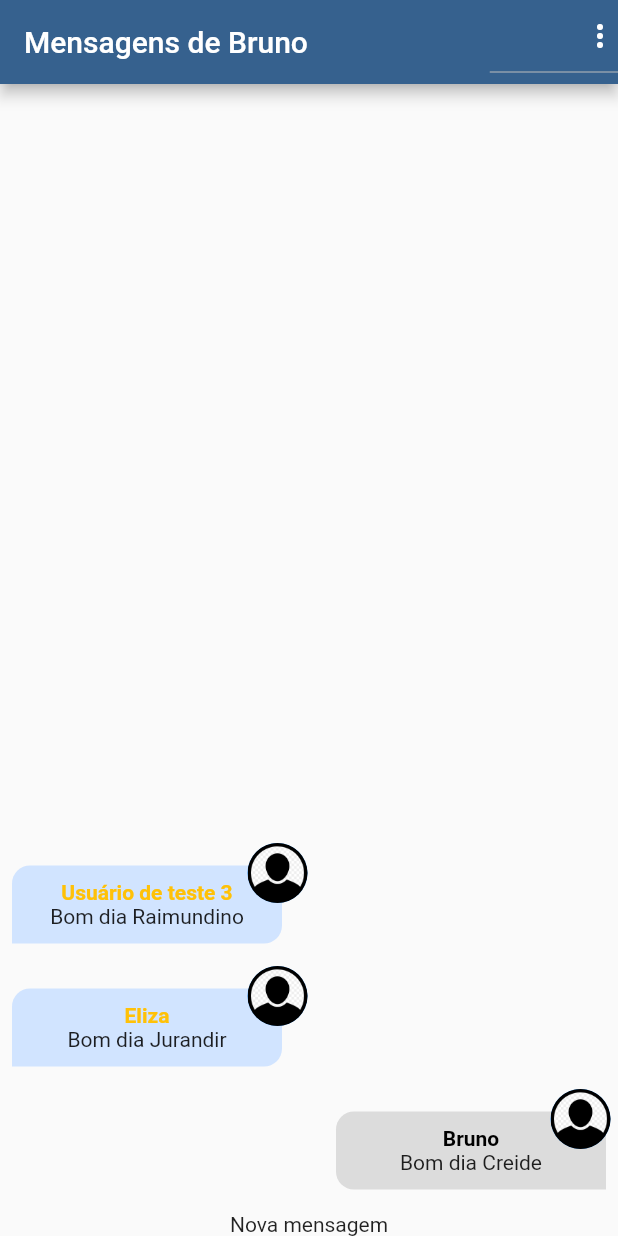
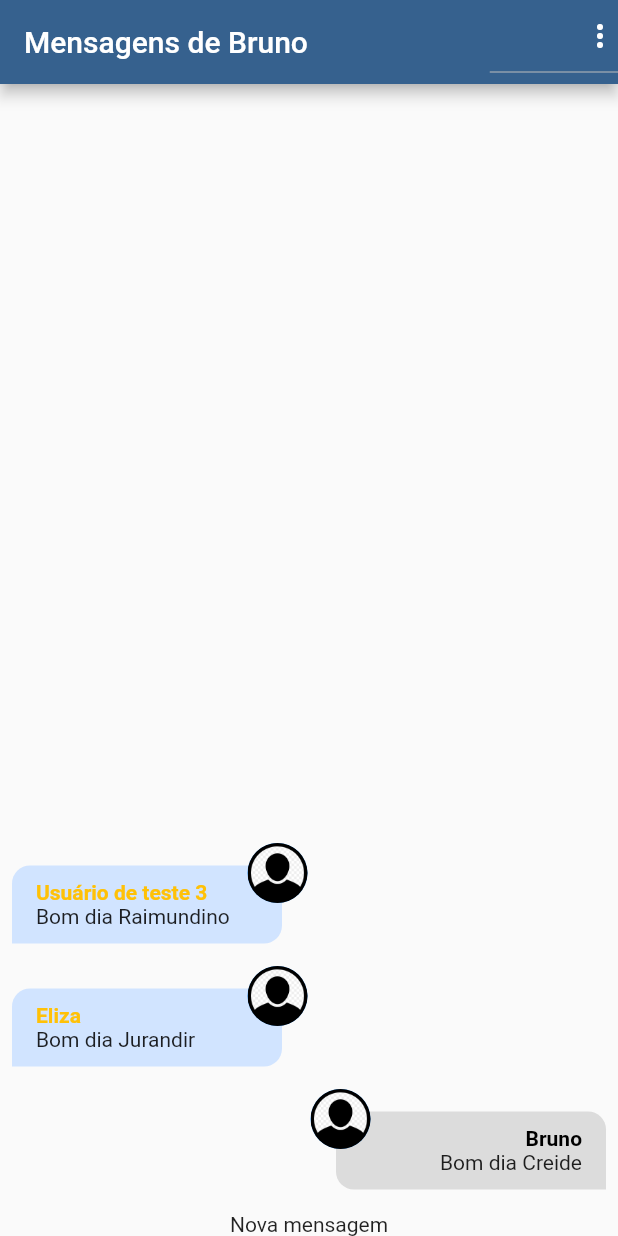
Before and after one commit to BrunoPivoto/chat-flutter, a Flutter app: the screen it shows after launch, on a phone screen of 412 x 824 dp. Run offline on Flutter 3.47's test engine with Material 2 defaults, Android fonts, the phone set to English and light mode, and no system bars; our stand-ins replace image_picker; accounts and stored records are empty.

Commit message:
message author aligment

```diff
--- a/lib/components/message_bubble.dart
+++ b/lib/components/message_bubble.dart
@@ -57,6 +57,7 @@ class MessageBubble extends StatelessWidget {
                 horizontal: 8,
               ),
               child: Column(
+                crossAxisAlignment: belongsToCurrentUser ? CrossAxisAlignment.end : CrossAxisAlignment.start,
                 children: [
                   Text(
                     message.userName,
@@ -65,7 +66,10 @@ class MessageBubble extends StatelessWidget {
                       fontWeight: FontWeight.bold,
                     ),
                   ),
-                  Text(message.text),
+                  Text(
+                    message.text,
+                    textAlign: belongsToCurrentUser ? TextAlign.right : TextAlign.left,
+                  ),
                 ],
               ),
             ),
@@ -74,7 +78,7 @@ class MessageBubble extends StatelessWidget {
         Positioned(
           top: 0,
           left: belongsToCurrentUser ? null : 165,
-          right: belongsToCurrentUser ? 5 : null,
+          right: belongsToCurrentUser ? 165 : null,
           child: _showUserImage(message.userImageUrl),
         ),
       ],
```
